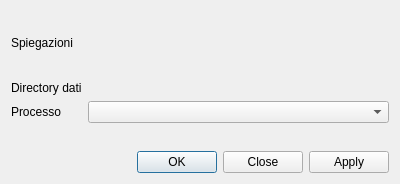
Old version of the form pzp/ui/add_process.ui in the repository opengisch/pzp.
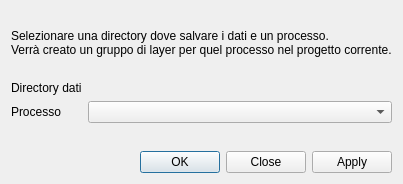
New version of the form. Custom widgets are drawn as their Qt base class.

```diff
--- a/pzp/ui/add_process.ui
+++ b/pzp/ui/add_process.ui
@@ -17,7 +17,8 @@
    <item>
     <widget class="QLabel" name="label">
      <property name="text">
-      <string>Spiegazioni</string>
+       <string>Selezionare una directory dove salvare i dati e un processo.
+Verrà creato un gruppo di layer per quel processo nel progetto corrente.</string>
      </property>
     </widget>
    </item>
```
